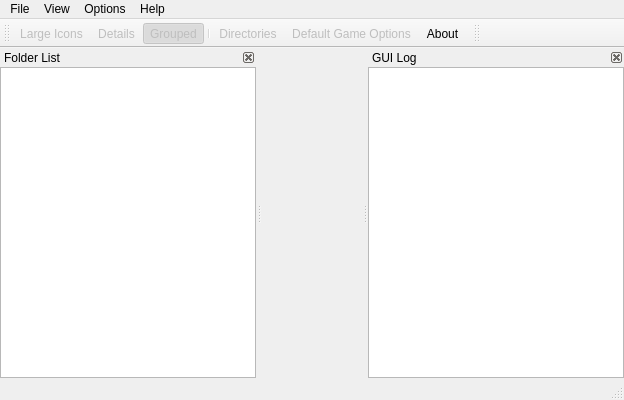
Above: trunk/qtui/mamepguimain.ui from svn2github/mameplus before the change. Below: the same form after it.
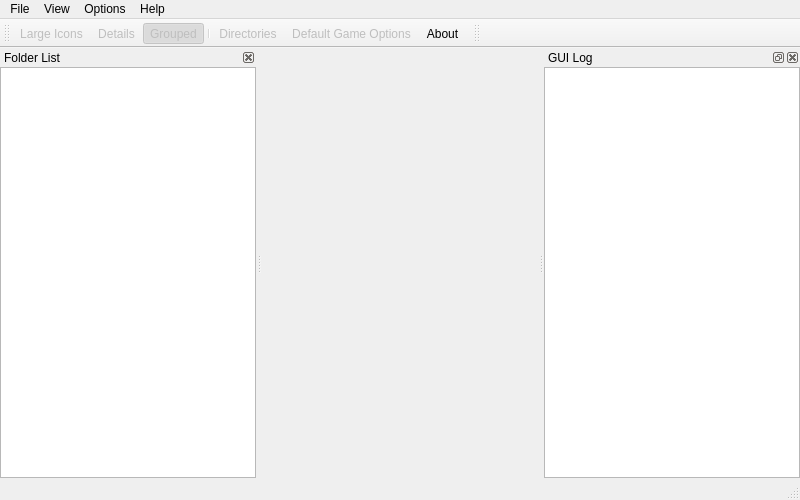
That is the form after the change. Icons and pictures are not drawn.

Commit message: 1.3b9 -fixed large icon view -added "View - Game Pictures - Strech Screenshot Larger" -fixed root folder of external ini -added link to MameUI in the About page -unified snapshot routines -properly disconnect SIGNALS -fixed .129 regression

```diff
--- a/trunk/qtui/mamepguimain.ui
+++ b/trunk/qtui/mamepguimain.ui
@@ -1,12 +1,12 @@
 <ui version="4.0" >
  <class>MainWindow</class>
- <widget class="QMainWindow" name="MainWindow" >
-  <property name="geometry" >
+ <widget class="QMainWindow" name="MainWindow">
+  <property name="geometry">
    <rect>
     <x>0</x>
     <y>0</y>
-    <width>624</width>
-    <height>400</height>
+    <width>800</width>
+    <height>500</height>
    </rect>
   </property>
   <property name="windowTitle" >
@@ -29,17 +29,17 @@
     </item>
    </layout>
   </widget>
-  <widget class="QMenuBar" name="menubar" >
-   <property name="geometry" >
+  <widget class="QMenuBar" name="menubar">
+   <property name="geometry">
     <rect>
      <x>0</x>
      <y>0</y>
-     <width>624</width>
+     <width>800</width>
      <height>21</height>
     </rect>
    </property>
-   <widget class="QMenu" name="menuFile" >
-    <property name="title" >
+   <widget class="QMenu" name="menuFile">
+    <property name="title">
      <string>File</string>
     </property>
     <addaction name="actionPlay" />
@@ -53,8 +53,8 @@
     <addaction name="separator" />
     <addaction name="actionExitStop" />
    </widget>
-   <widget class="QMenu" name="menuView" >
-    <property name="title" >
+   <widget class="QMenu" name="menuView">
+    <property name="title">
      <string>View</string>
     </property>
     <widget class="QMenu" name="menuCustomizeFields" >
@@ -102,8 +102,8 @@
     <addaction name="separator" />
     <addaction name="actionRefresh" />
    </widget>
-   <widget class="QMenu" name="menuOptions" >
-    <property name="title" >
+   <widget class="QMenu" name="menuOptions">
+    <property name="title">
      <string>Options</string>
     </property>
     <widget class="QMenu" name="menuLanguage" >
@@ -136,8 +136,8 @@
     <addaction name="menuBackground" />
     <addaction name="menuLanguage" />
    </widget>
-   <widget class="QMenu" name="menuHelp" >
-    <property name="title" >
+   <widget class="QMenu" name="menuHelp">
+    <property name="title">
      <string>Help</string>
     </property>
     <addaction name="actionReadme" />
@@ -145,10 +145,10 @@
     <addaction name="actionBoard" />
     <addaction name="actionAbout" />
    </widget>
-   <addaction name="menuFile" />
-   <addaction name="menuView" />
-   <addaction name="menuOptions" />
-   <addaction name="menuHelp" />
+   <addaction name="menuFile"/>
+   <addaction name="menuView"/>
+   <addaction name="menuOptions"/>
+   <addaction name="menuHelp"/>
   </widget>
   <widget class="QStatusBar" name="statusbar" />
   <widget class="QToolBar" name="toolBar" >
@@ -195,11 +195,8 @@
     <bool>false</bool>
    </attribute>
   </widget>
-  <widget class="QDockWidget" name="dwGUILog" >
-   <property name="features" >
-    <set>QDockWidget::DockWidgetClosable|QDockWidget::DockWidgetMovable</set>
-   </property>
-   <property name="windowTitle" >
+  <widget class="QDockWidget" name="dwGUILog">
+   <property name="windowTitle">
     <string>GUI Log</string>
    </property>
    <attribute name="dockWidgetArea" >
```
Left out of the diff: 502 changed lines with no effect on the pictures. The commit also changes 14 other files.
